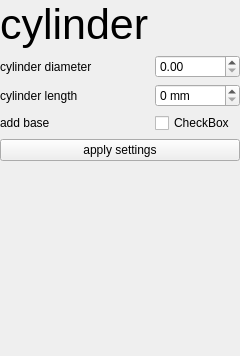
The window that src/windows/ui/cylinder_view.ui (nsmela/brachify) describes before a commit, drawn with Qt 5.
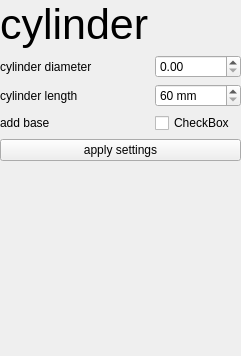
The same window after the commit.

```diff
--- a/src/windows/ui/cylinder_view.ui
+++ b/src/windows/ui/cylinder_view.ui
@@ -63,9 +63,21 @@
    </item>
    <item row="2" column="1">
     <widget class="QSpinBox" name="spinbox_length">
+     <property name="minimumSize">
+      <size>
+       <width>86</width>
+       <height>0</height>
+      </size>
+     </property>
      <property name="suffix">
       <string> mm</string>
      </property>
+     <property name="minimum">
+      <number>60</number>
+     </property>
+     <property name="maximum">
+      <number>300</number>
+     </property>
     </widget>
    </item>
    <item row="6" column="0">
```
